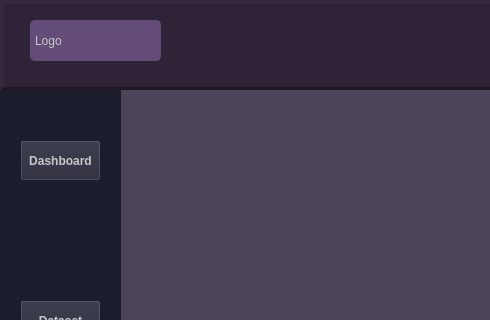
First picture: the form in UI Files/demo2.ui, repository AminZom/Vision, before the edit; both pictures show x 0 to 490 and y 0 to 320 of the 1190 by 770 pixel window.
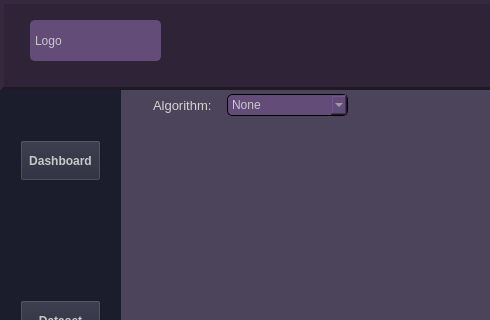
Second picture: the form after the edit.

The edit to the form file:
```diff
--- a/UI Files/demo2.ui
+++ b/UI Files/demo2.ui
@@ -456,6 +456,230 @@
         <string>Disconnect</string>
        </property>
       </widget>
+      <widget class="QComboBox" name="algorithmDropdown">
+       <property name="geometry">
+        <rect>
+         <x>227</x>
+         <y>4</y>
+         <width>121</width>
+         <height>22</height>
+        </rect>
+       </property>
+       <property name="styleSheet">
+        <string notr="true">border: 1px solid black;
+border-radius: 5px;	
+background-color: rgb(100, 76, 120);
+color: rgb(200, 200, 200);</string>
+       </property>
+       <item>
+        <property name="text">
+         <string>None</string>
+        </property>
+       </item>
+       <item>
+        <property name="text">
+         <string>Surface Detection</string>
+        </property>
+       </item>
+       <item>
+        <property name="text">
+         <string>Circle Detection</string>
+        </property>
+       </item>
+      </widget>
+      <widget class="QLabel" name="hintLabel_2">
+       <property name="geometry">
+        <rect>
+         <x>153</x>
+         <y>5</y>
+         <width>61</width>
+         <height>20</height>
+        </rect>
+       </property>
+       <property name="palette">
+        <palette>
+         <active>
+          <colorrole role="WindowText">
+           <brush brushstyle="SolidPattern">
+            <color alpha="255">
+             <red>211</red>
+             <green>211</green>
+             <blue>211</blue>
+            </color>
+           </brush>
+          </colorrole>
+          <colorrole role="Button">
+           <brush brushstyle="SolidPattern">
+            <color alpha="255">
+             <red>75</red>
+             <green>68</green>
+             <blue>90</blue>
+            </color>
+           </brush>
+          </colorrole>
+          <colorrole role="Text">
+           <brush brushstyle="SolidPattern">
+            <color alpha="255">
+             <red>211</red>
+             <green>211</green>
+             <blue>211</blue>
+            </color>
+           </brush>
+          </colorrole>
+          <colorrole role="ButtonText">
+           <brush brushstyle="SolidPattern">
+            <color alpha="255">
+             <red>211</red>
+             <green>211</green>
+             <blue>211</blue>
+            </color>
+           </brush>
+          </colorrole>
+          <colorrole role="Base">
+           <brush brushstyle="SolidPattern">
+            <color alpha="255">
+             <red>75</red>
+             <green>68</green>
+             <blue>90</blue>
+            </color>
+           </brush>
+          </colorrole>
+          <colorrole role="Window">
+           <brush brushstyle="SolidPattern">
+            <color alpha="255">
+             <red>75</red>
+             <green>68</green>
+             <blue>90</blue>
+            </color>
+           </brush>
+          </colorrole>
+         </active>
+         <inactive>
+          <colorrole role="WindowText">
+           <brush brushstyle="SolidPattern">
+            <color alpha="255">
+             <red>211</red>
+             <green>211</green>
+             <blue>211</blue>
+            </color>
+           </brush>
+          </colorrole>
+          <colorrole role="Button">
+           <brush brushstyle="SolidPattern">
+            <color alpha="255">
+             <red>75</red>
+             <green>68</green>
+             <blue>90</blue>
+            </color>
+           </brush>
+          </colorrole>
+          <colorrole role="Text">
+           <brush brushstyle="SolidPattern">
+            <color alpha="255">
+             <red>211</red>
+             <green>211</green>
+             <blue>211</blue>
+            </color>
+           </brush>
+          </colorrole>
+          <colorrole role="ButtonText">
+           <brush brushstyle="SolidPattern">
+            <color alpha="255">
+             <red>211</red>
+             <green>211</green>
+             <blue>211</blue>
+            </color>
+           </brush>
+          </colorrole>
+          <colorrole role="Base">
+           <brush brushstyle="SolidPattern">
+            <color alpha="255">
+             <red>75</red>
+             <green>68</green>
+             <blue>90</blue>
+            </color>
+           </brush>
+          </colorrole>
+          <colorrole role="Window">
+           <brush brushstyle="SolidPattern">
+            <color alpha="255">
+             <red>75</red>
+             <green>68</green>
+             <blue>90</blue>
+            </color>
+           </brush>
+          </colorrole>
+         </inactive>
+         <disabled>
+          <colorrole role="WindowText">
+           <brush brushstyle="SolidPattern">
+            <color alpha="255">
+             <red>211</red>
+             <green>211</green>
+             <blue>211</blue>
+            </color>
+           </brush>
+          </colorrole>
+          <colorrole role="Button">
+           <brush brushstyle="SolidPattern">
+            <color alpha="255">
+             <red>75</red>
+             <green>68</green>
+             <blue>90</blue>
+            </color>
+           </brush>
+          </colorrole>
+          <colorrole role="Text">
+           <brush brushstyle="SolidPattern">
+            <color alpha="255">
+             <red>211</red>
+             <green>211</green>
+             <blue>211</blue>
+            </color>
+           </brush>
+          </colorrole>
+          <colorrole role="ButtonText">
+           <brush brushstyle="SolidPattern">
+            <color alpha="255">
+             <red>211</red>
+             <green>211</green>
+             <blue>211</blue>
+            </color>
+           </brush>
+          </colorrole>
+          <colorrole role="Base">
+           <brush brushstyle="SolidPattern">
+            <color alpha="255">
+             <red>75</red>
+             <green>68</green>
+             <blue>90</blue>
+            </color>
+           </brush>
+          </colorrole>
+          <colorrole role="Window">
+           <brush brushstyle="SolidPattern">
+            <color alpha="255">
+             <red>75</red>
+             <green>68</green>
+             <blue>90</blue>
+            </color>
+           </brush>
+          </colorrole>
+         </disabled>
+        </palette>
+       </property>
+       <property name="font">
+        <font>
+         <pointsize>10</pointsize>
+        </font>
+       </property>
+       <property name="styleSheet">
+        <string notr="true">color:&quot;light gray&quot;;</string>
+       </property>
+       <property name="text">
+        <string>Algorithm: </string>
+       </property>
+      </widget>
      </widget>
      <widget class="QFrame" name="RightSidePanel">
       <property name="geometry">
```
